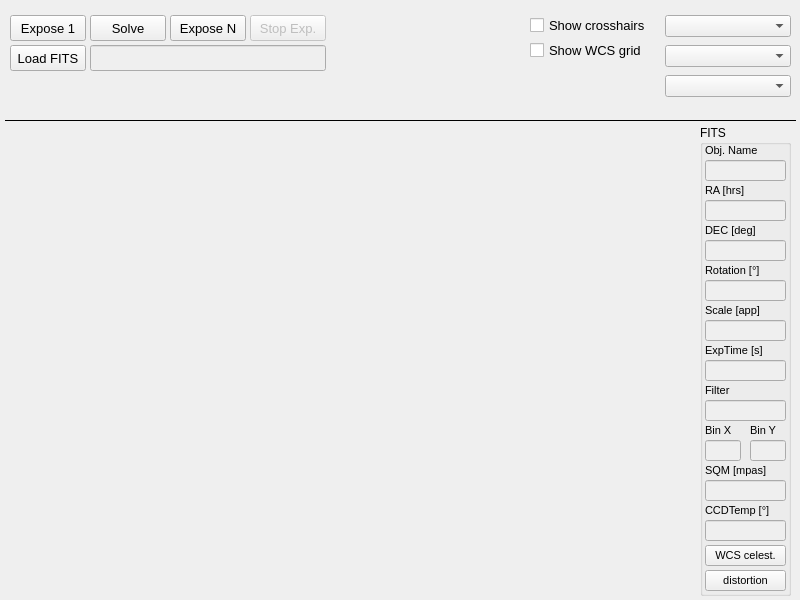
Above: mw4/gui/widgets/image.ui from mworion/MountWizzard4 before the change. Below: the same form after it.
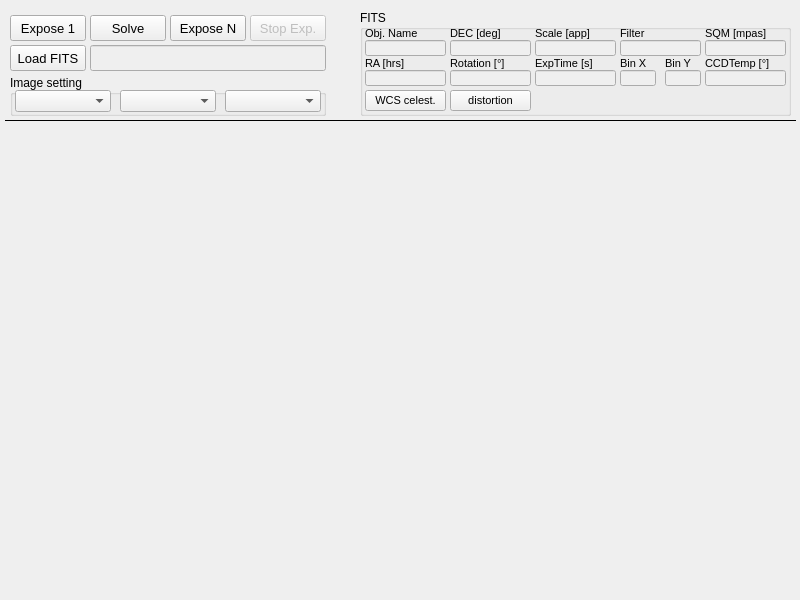
That is the form after the change.

Diff of the .ui file:
```diff
--- a/mw4/gui/widgets/image.ui
+++ b/mw4/gui/widgets/image.ui
@@ -13,7 +13,7 @@
   <property name="minimumSize">
    <size>
     <width>800</width>
-    <height>400</height>
+    <height>600</height>
    </size>
   </property>
   <property name="maximumSize">
@@ -35,7 +35,7 @@
     <rect>
      <x>5</x>
      <y>124</y>
-     <width>690</width>
+     <width>790</width>
      <height>471</height>
     </rect>
    </property>
@@ -220,45 +220,6 @@
     <string>Expose N</string>
    </property>
   </widget>
-  <widget class="QComboBox" name="zoom">
-   <property name="geometry">
-    <rect>
-     <x>665</x>
-     <y>15</y>
-     <width>126</width>
-     <height>22</height>
-    </rect>
-   </property>
-   <property name="currentText">
-    <string/>
-   </property>
-  </widget>
-  <widget class="QComboBox" name="stretch">
-   <property name="geometry">
-    <rect>
-     <x>665</x>
-     <y>75</y>
-     <width>126</width>
-     <height>22</height>
-    </rect>
-   </property>
-   <property name="currentText">
-    <string/>
-   </property>
-  </widget>
-  <widget class="QComboBox" name="color">
-   <property name="geometry">
-    <rect>
-     <x>665</x>
-     <y>45</y>
-     <width>126</width>
-     <height>22</height>
-    </rect>
-   </property>
-   <property name="currentText">
-    <string/>
-   </property>
-  </widget>
   <widget class="Line" name="line_71">
    <property name="geometry">
     <rect>
@@ -275,61 +236,13 @@
     <enum>Qt::Horizontal</enum>
    </property>
   </widget>
-  <widget class="QCheckBox" name="checkShowCrosshairs">
-   <property name="geometry">
-    <rect>
-     <x>530</x>
-     <y>15</y>
-     <width>131</width>
-     <height>21</height>
-    </rect>
-   </property>
-   <property name="font">
-    <font>
-     <pointsize>10</pointsize>
-    </font>
-   </property>
-   <property name="toolTip">
-    <string>&lt;html&gt;&lt;head/&gt;&lt;body&gt;&lt;p&gt;Show crosshairs on image&lt;/p&gt;&lt;/body&gt;&lt;/html&gt;</string>
-   </property>
-   <property name="text">
-    <string>Show crosshairs</string>
-   </property>
-   <property name="checked">
-    <bool>false</bool>
-   </property>
-  </widget>
-  <widget class="QCheckBox" name="checkShowCrosshairs_2">
-   <property name="geometry">
-    <rect>
-     <x>530</x>
-     <y>40</y>
-     <width>131</width>
-     <height>21</height>
-    </rect>
-   </property>
-   <property name="font">
-    <font>
-     <pointsize>10</pointsize>
-    </font>
-   </property>
-   <property name="toolTip">
-    <string>&lt;html&gt;&lt;head/&gt;&lt;body&gt;&lt;p&gt;Show crosshairs on image&lt;/p&gt;&lt;/body&gt;&lt;/html&gt;</string>
-   </property>
-   <property name="text">
-    <string>Show WCS grid</string>
-   </property>
-   <property name="checked">
-    <bool>false</bool>
-   </property>
-  </widget>
   <widget class="QGroupBox" name="groupBox">
    <property name="geometry">
     <rect>
-     <x>700</x>
-     <y>125</y>
-     <width>91</width>
-     <height>471</height>
+     <x>360</x>
+     <y>10</y>
+     <width>431</width>
+     <height>106</height>
     </rect>
    </property>
    <property name="title">
@@ -341,10 +254,10 @@
     </property>
     <property name="geometry">
      <rect>
-      <x>5</x>
-      <y>395</y>
+      <x>345</x>
+      <y>60</y>
       <width>81</width>
-      <height>21</height>
+      <height>16</height>
      </rect>
     </property>
     <property name="font">
@@ -382,10 +295,10 @@
     </property>
     <property name="geometry">
      <rect>
-      <x>5</x>
-      <y>235</y>
+      <x>175</x>
+      <y>60</y>
       <width>81</width>
-      <height>21</height>
+      <height>16</height>
      </rect>
     </property>
     <property name="font">
@@ -423,10 +336,10 @@
     </property>
     <property name="geometry">
      <rect>
-      <x>50</x>
-      <y>315</y>
+      <x>305</x>
+      <y>60</y>
       <width>36</width>
-      <height>21</height>
+      <height>16</height>
      </rect>
     </property>
     <property name="font">
@@ -465,9 +378,9 @@
     <property name="geometry">
      <rect>
       <x>5</x>
-      <y>75</y>
+      <y>60</y>
       <width>81</width>
-      <height>21</height>
+      <height>16</height>
      </rect>
     </property>
     <property name="font">
@@ -502,10 +415,10 @@
    <widget class="QLabel" name="label_38">
     <property name="geometry">
      <rect>
-      <x>5</x>
-      <y>375</y>
+      <x>345</x>
+      <y>45</y>
       <width>81</width>
-      <height>21</height>
+      <height>16</height>
      </rect>
     </property>
     <property name="font">
@@ -520,10 +433,10 @@
    <widget class="QLabel" name="label_31">
     <property name="geometry">
      <rect>
-      <x>5</x>
-      <y>175</y>
+      <x>175</x>
+      <y>15</y>
       <width>81</width>
-      <height>21</height>
+      <height>16</height>
      </rect>
     </property>
     <property name="font">
@@ -538,10 +451,10 @@
    <widget class="QLabel" name="label_34">
     <property name="geometry">
      <rect>
-      <x>5</x>
-      <y>255</y>
+      <x>260</x>
+      <y>15</y>
       <width>81</width>
-      <height>21</height>
+      <height>16</height>
      </rect>
     </property>
     <property name="font">
@@ -559,7 +472,7 @@
       <x>5</x>
       <y>15</y>
       <width>81</width>
-      <height>21</height>
+      <height>16</height>
      </rect>
     </property>
     <property name="font">
@@ -577,10 +490,10 @@
     </property>
     <property name="geometry">
      <rect>
-      <x>5</x>
-      <y>355</y>
+      <x>345</x>
+      <y>30</y>
       <width>81</width>
-      <height>21</height>
+      <height>16</height>
      </rect>
     </property>
     <property name="font">
@@ -615,10 +528,10 @@
    <widget class="QLabel" name="label_36">
     <property name="geometry">
      <rect>
-      <x>50</x>
-      <y>295</y>
+      <x>305</x>
+      <y>45</y>
       <width>31</width>
-      <height>21</height>
+      <height>16</height>
      </rect>
     </property>
     <property name="font">
@@ -636,10 +549,10 @@
     </property>
     <property name="geometry">
      <rect>
-      <x>5</x>
-      <y>115</y>
+      <x>90</x>
+      <y>30</y>
       <width>81</width>
-      <height>21</height>
+      <height>16</height>
      </rect>
     </property>
     <property name="font">
@@ -677,10 +590,10 @@
     </property>
     <property name="geometry">
      <rect>
-      <x>5</x>
-      <y>275</y>
+      <x>260</x>
+      <y>30</y>
       <width>81</width>
-      <height>21</height>
+      <height>16</height>
      </rect>
     </property>
     <property name="font">
@@ -718,10 +631,10 @@
     </property>
     <property name="geometry">
      <rect>
-      <x>5</x>
-      <y>315</y>
+      <x>260</x>
+      <y>60</y>
       <width>36</width>
-      <height>21</height>
+      <height>16</height>
      </rect>
     </property>
     <property name="font">
@@ -757,9 +670,9 @@
     <property name="geometry">
      <rect>
       <x>5</x>
-      <y>55</y>
+      <y>45</y>
       <width>81</width>
-      <height>21</height>
+      <height>16</height>
      </rect>
     </property>
     <property name="font">
@@ -774,10 +687,10 @@
    <widget class="QLabel" name="label_35">
     <property name="geometry">
      <rect>
-      <x>5</x>
-      <y>295</y>
+      <x>260</x>
+      <y>45</y>
       <width>31</width>
-      <height>21</height>
+      <height>16</height>
      </rect>
     </property>
     <property name="font">
@@ -792,10 +705,10 @@
    <widget class="QLabel" name="label_37">
     <property name="geometry">
      <rect>
-      <x>5</x>
-      <y>335</y>
+      <x>345</x>
+      <y>15</y>
       <width>81</width>
-      <height>21</height>
+      <height>16</height>
      </rect>
     </property>
     <property name="font">
@@ -810,10 +723,10 @@
    <widget class="QLabel" name="label_30">
     <property name="geometry">
      <rect>
-      <x>5</x>
-      <y>95</y>
+      <x>90</x>
+      <y>15</y>
       <width>81</width>
-      <height>21</height>
+      <height>16</height>
      </rect>
     </property>
     <property name="font">
@@ -832,9 +745,9 @@
     <property name="geometry">
      <rect>
       <x>5</x>
-      <y>35</y>
+      <y>30</y>
       <width>81</width>
-      <height>21</height>
+      <height>16</height>
      </rect>
     </property>
     <property name="font">
@@ -869,10 +782,10 @@
    <widget class="QLabel" name="label">
     <property name="geometry">
      <rect>
-      <x>5</x>
-      <y>215</y>
+      <x>175</x>
+      <y>45</y>
       <width>81</width>
-      <height>21</height>
+      <height>16</height>
      </rect>
     </property>
     <property name="font">
@@ -890,10 +803,10 @@
     </property>
     <property name="geometry">
      <rect>
-      <x>5</x>
-      <y>195</y>
+      <x>175</x>
+      <y>30</y>
       <width>81</width>
-      <height>21</height>
+      <height>16</height>
      </rect>
     </property>
     <property name="font">
@@ -929,7 +842,7 @@
     <property name="geometry">
      <rect>
       <x>5</x>
-      <y>420</y>
+      <y>80</y>
       <width>81</width>
       <height>21</height>
      </rect>
@@ -949,8 +862,8 @@
    <widget class="QPushButton" name="hasDistortion">
     <property name="geometry">
      <rect>
-      <x>5</x>
-      <y>445</y>
+      <x>90</x>
+      <y>80</y>
       <width>81</width>
       <height>21</height>
      </rect>
@@ -970,10 +883,10 @@
    <widget class="QLabel" name="label_33">
     <property name="geometry">
      <rect>
-      <x>5</x>
-      <y>135</y>
+      <x>90</x>
+      <y>45</y>
       <width>81</width>
-      <height>21</height>
+      <height>16</height>
      </rect>
     </property>
     <property name="font">
@@ -991,10 +904,10 @@
     </property>
     <property name="geometry">
      <rect>
-      <x>5</x>
-      <y>155</y>
+      <x>90</x>
+      <y>60</y>
       <width>81</width>
-      <height>21</height>
+      <height>16</height>
      </rect>
     </property>
     <property name="font">
@@ -1027,6 +940,58 @@
     </property>
    </widget>
   </widget>
+  <widget class="QGroupBox" name="groupBox_2">
+   <property name="geometry">
+    <rect>
+     <x>10</x>
+     <y>75</y>
+     <width>316</width>
+     <height>41</height>
+    </rect>
+   </property>
+   <property name="title">
+    <string>Image setting</string>
+   </property>
+   <widget class="QComboBox" name="color">
+    <property name="geometry">
+     <rect>
+      <x>110</x>
+      <y>15</y>
+      <width>96</width>
+      <height>22</height>
+     </rect>
+    </property>
+    <property name="currentText">
+     <string/>
+    </property>
+   </widget>
+   <widget class="QComboBox" name="stretch">
+    <property name="geometry">
+     <rect>
+      <x>215</x>
+      <y>15</y>
+      <width>96</width>
+      <height>22</height>
+     </rect>
+    </property>
+    <property name="currentText">
+     <string/>
+    </property>
+   </widget>
+   <widget class="QComboBox" name="zoom">
+    <property name="geometry">
+     <rect>
+      <x>5</x>
+      <y>15</y>
+      <width>96</width>
+      <height>22</height>
+     </rect>
+    </property>
+    <property name="currentText">
+     <string/>
+    </property>
+   </widget>
+  </widget>
  </widget>
  <resources/>
  <connections/>
```
